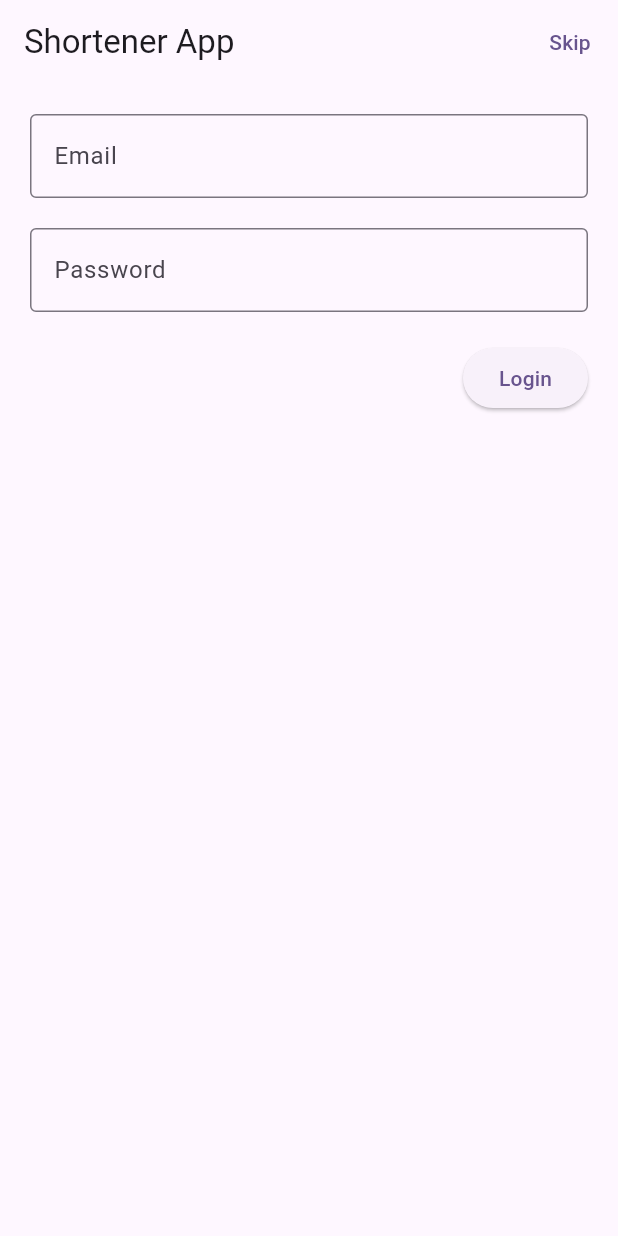
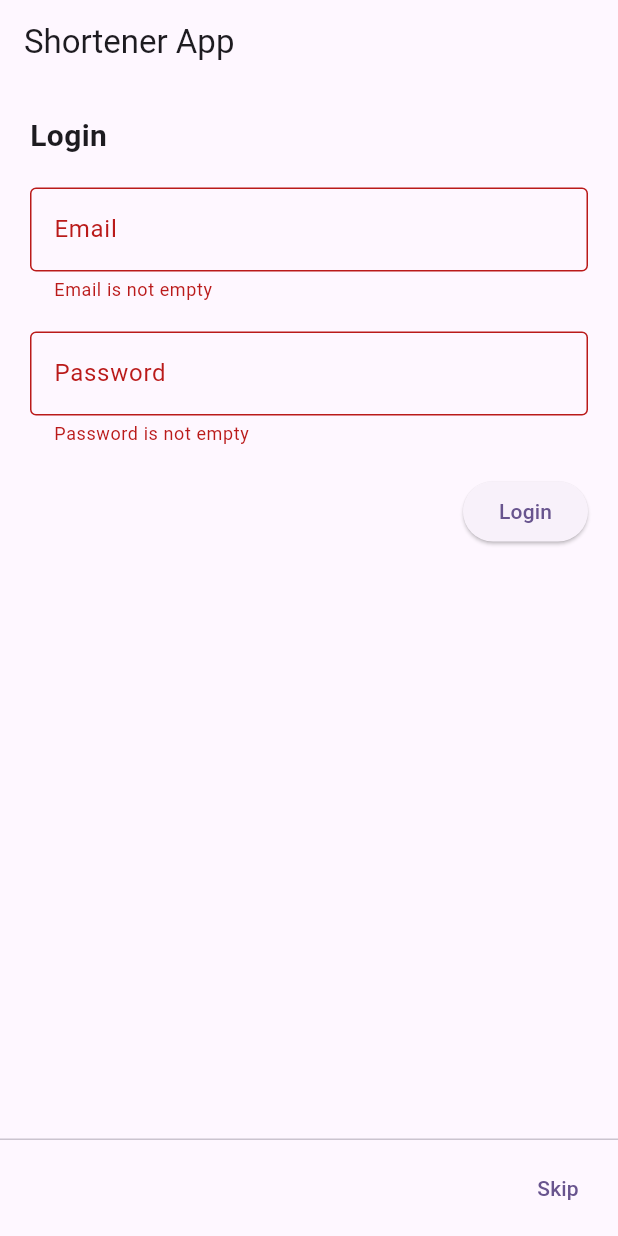
Before and after one commit to jos3s/shortenerapp, a Flutter app: the screen it shows after launch, after a tap on "Login", on a phone screen of 412 x 824 dp. Run offline on Flutter 3.47's test engine with Material 3 defaults, Android fonts, the phone set to English and light mode, and no system bars.

Commit message:
Adicionando estrutura inicial da tela de login

```diff
--- a/lib/src/pages/login/login.form.dart
+++ b/lib/src/pages/login/login.form.dart
@@ -4,21 +4,42 @@ import 'package:shortenerapp/src/core/api/shortener.api.dart';
 import 'package:shortenerapp/src/core/models/auth/login.request.dart';
 import 'package:shortenerapp/src/shared/app_state.dart';
 
-class LoginForm extends StatelessWidget {
+class LoginForm extends StatefulWidget {
   const LoginForm({super.key});
+
+  @override
+  State<LoginForm> createState() => _loginFormState();
+}
+
+class _loginFormState extends State<LoginForm> {
+  final loginFormKey = GlobalKey<FormState>();
+  String? email, password;
 
   @override
   Widget build(BuildContext context) {
     var state = context.watch<AppState>();
 
     return Form(
+      key: loginFormKey,
       child: Column(
         children: [
+          Row(
+            mainAxisAlignment: MainAxisAlignment.start,
+            children: [
+              Text(
+                'Login',
+                style: TextStyle(fontSize: 20, fontWeight: FontWeight.bold),
+              ),
+            ],
+          ),
+          SizedBox(height: 20),
           TextFormField(
             decoration: InputDecoration(
               border: OutlineInputBorder(),
               labelText: 'Email',
             ),
+            validator: _validateEmail,
+            onSaved: (newValue) => {email = newValue},
           ),
           SizedBox(height: 20),
           TextFormField(
@@ -26,6 +47,8 @@ class LoginForm extends StatelessWidget {
               border: OutlineInputBorder(),
               labelText: 'Password',
             ),
+            validator: _validatePassword,
+            onSaved: (newValue) => {password = newValue},
           ),
           SizedBox(height: 20),
           Row(
@@ -44,13 +67,27 @@ class LoginForm extends StatelessWidget {
     );
   }
 
+  String? _validateEmail(value) {
+    if (value == null || value.isEmpty) return 'Email is not empty';
+    return null;
+  }
+
+  String? _validatePassword(value) {
+    if (value == null || value.isEmpty) return 'Password is not empty';
+    return null;
+  }
+
   Future<void> auth(AppState state, BuildContext context) async {
-    var response = await ShortenerApi().login(
-      LoginRequest(email: 'shortener@gmail.com', password: '11111'),
-    );
+    if (loginFormKey.currentState!.validate()) {
+      loginFormKey.currentState!.save();
 
-    state.saveToken(response.accessToken);
+      var response = await ShortenerApi().login(
+        LoginRequest(email: email!, password: password!),
+      );
 
-    Navigator.of(context).pushReplacementNamed('/home');
+      state.saveToken(response.accessToken);
+
+      Navigator.of(context).pushReplacementNamed('/home');
+    }
   }
 }
--- a/lib/src/pages/login/login.page.dart
+++ b/lib/src/pages/login/login.page.dart
@@ -14,19 +14,19 @@ class _LoginPageState extends State<LoginPage> {
     return Scaffold(
       appBar: AppBar(
         title: Text('Shortener App'),
-        actions: [
-          TextButton(
-            onPressed: () {
-              Navigator.of(context).pushReplacementNamed('/home');
-            },
-            child: Text('Skip'),
-          ),
-        ],
       ),
       body: Padding(
         padding: const EdgeInsets.all(20),
         child: Column(children: [LoginForm()]),
       ),
+      persistentFooterButtons: [
+        TextButton(
+          onPressed: () {
+            Navigator.of(context).pushReplacementNamed('/');
+          },
+          child: Text('Skip'),
+        ),
+      ],
     );
   }
 }
```
